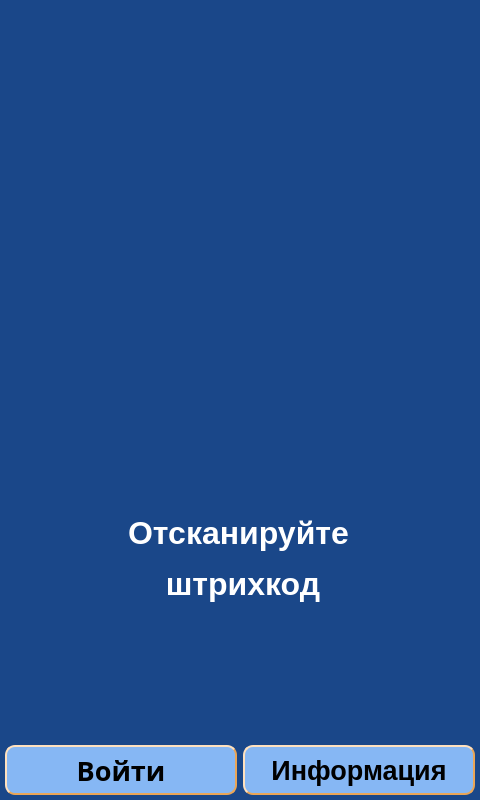
Before: the Qt Designer form client/GUI/ui/screen_1_welcome.ui in komrade2801/AutoSklad, drawn with Qt 5.
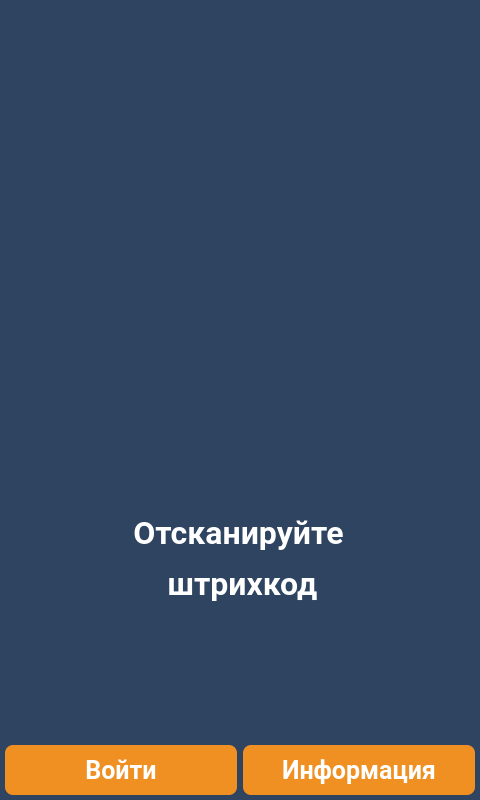
After: the same form once the commit is applied. Icons and pictures are not drawn.

```diff
--- a/client/GUI/ui/screen_1_welcome.ui
+++ b/client/GUI/ui/screen_1_welcome.ui
@@ -10,34 +10,46 @@
     <height>800</height>
    </rect>
   </property>
+  <property name="font">
+   <font>
+    <pointsize>8</pointsize>
+    <weight>50</weight>
+    <bold>false</bold>
+   </font>
+  </property>
   <property name="windowTitle">
    <string>screen_1_welcome</string>
   </property>
   <property name="styleSheet">
    <string notr="true">QWidget{
-	background-color: #1A4789;
+	background-color: #2e4461;
 }
 QLabel {
 	background: none;
 	color: #FFFFFF;
 	border-width: 0px;
 	border-radius: 0px;
+	font-family: &quot;Roboto&quot;, Sans-serif;
 }
 #background {
 	color: #FFFFFF;
-	background-color: #1A4789;
+	background-color: #2e4461;
 	border-width: 2px;
 	border-style: groove;
 	border-color: #ff9923;
 	border-radius: 0px;
+	font-family: &quot;Roboto&quot;, Sans-serif;
 }
 QPushButton {
-	color: #000000;
-	background-color: #86B7F4;
-	border-width: 2px;
+	color: #FFFFFF;
+	background-color: #f09022;
+	border-width: 0px;
 	border-style: outset;
 	border-color: #EAA657;
-	border-radius: 10px;
+	border-radius: 8px;
+	font-weight: 600;
+    font-size: 25px;
+	font-family: &quot;Roboto&quot;, Sans-serif;
 }</string>
   </property>
   <widget class="QLabel" name="lbl_info_1">
@@ -349,6 +361,7 @@
    </property>
    <property name="font">
     <font>
+     <family>Roboto</family>
      <pointsize>24</pointsize>
      <weight>75</weight>
      <bold>true</bold>
@@ -673,6 +686,7 @@
    </property>
    <property name="font">
     <font>
+     <family>Roboto</family>
      <pointsize>24</pointsize>
      <weight>75</weight>
      <bold>true</bold>
@@ -700,63 +714,63 @@
       <colorrole role="WindowText">
        <brush brushstyle="SolidPattern">
         <color alpha="255">
-         <red>0</red>
-         <green>0</green>
-         <blue>0</blue>
+         <red>255</red>
+         <green>255</green>
+         <blue>255</blue>
         </color>
        </brush>
       </colorrole>
       <colorrole role="Button">
        <brush brushstyle="SolidPattern">
         <color alpha="255">
-         <red>134</red>
-         <green>183</green>
-         <blue>244</blue>
+         <red>240</red>
+         <green>144</green>
+         <blue>34</blue>
         </color>
        </brush>
       </colorrole>
       <colorrole role="Text">
        <brush brushstyle="SolidPattern">
         <color alpha="255">
-         <red>0</red>
-         <green>0</green>
-         <blue>0</blue>
+         <red>255</red>
+         <green>255</green>
+         <blue>255</blue>
         </color>
        </brush>
       </colorrole>
       <colorrole role="ButtonText">
        <brush brushstyle="SolidPattern">
         <color alpha="255">
-         <red>0</red>
-         <green>0</green>
-         <blue>0</blue>
+         <red>255</red>
+         <green>255</green>
+         <blue>255</blue>
         </color>
        </brush>
       </colorrole>
       <colorrole role="Base">
        <brush brushstyle="SolidPattern">
         <color alpha="255">
-         <red>134</red>
-         <green>183</green>
-         <blue>244</blue>
+         <red>240</red>
+         <green>144</green>
+         <blue>34</blue>
         </color>
        </brush>
       </colorrole>
       <colorrole role="Window">
        <brush brushstyle="SolidPattern">
         <color alpha="255">
-         <red>134</red>
-         <green>183</green>
-         <blue>244</blue>
+         <red>240</red>
+         <green>144</green>
+         <blue>34</blue>
         </color>
        </brush>
       </colorrole>
       <colorrole role="PlaceholderText">
        <brush brushstyle="NoBrush">
         <color alpha="128">
-         <red>0</red>
-         <green>0</green>
-         <blue>0</blue>
+         <red>255</red>
+         <green>255</green>
+         <blue>255</blue>
         </color>
        </brush>
       </colorrole>
@@ -765,63 +779,63 @@
       <colorrole role="WindowText">
        <brush brushstyle="SolidPattern">
         <color alpha="255">
-         <red>0</red>
-         <green>0</green>
-         <blue>0</blue>
+         <red>255</red>
+         <green>255</green>
+         <blue>255</blue>
         </color>
        </brush>
       </colorrole>
       <colorrole role="Button">
        <brush brushstyle="SolidPattern">
         <color alpha="255">
-         <red>134</red>
-         <green>183</green>
-         <blue>244</blue>
+         <red>240</red>
+         <green>144</green>
+         <blue>34</blue>
         </color>
        </brush>
       </colorrole>
       <colorrole role="Text">
        <brush brushstyle="SolidPattern">
         <color alpha="255">
-         <red>0</red>
-         <green>0</green>
-         <blue>0</blue>
+         <red>255</red>
+         <green>255</green>
+         <blue>255</blue>
         </color>
        </brush>
       </colorrole>
       <colorrole role="ButtonText">
        <brush brushstyle="SolidPattern">
         <color alpha="255">
-         <red>0</red>
-         <green>0</green>
-         <blue>0</blue>
+         <red>255</red>
+         <green>255</green>
+         <blue>255</blue>
         </color>
        </brush>
       </colorrole>
       <colorrole role="Base">
        <brush brushstyle="SolidPattern">
         <color alpha="255">
-         <red>134</red>
-         <green>183</green>
-         <blue>244</blue>
+         <red>240</red>
+         <green>144</green>
+         <blue>34</blue>
         </color>
        </brush>
       </colorrole>
       <colorrole role="Window">
        <brush brushstyle="SolidPattern">
         <color alpha="255">
-         <red>134</red>
-         <green>183</green>
-         <blue>244</blue>
+         <red>240</red>
+         <green>144</green>
+         <blue>34</blue>
         </color>
        </brush>
       </colorrole>
       <colorrole role="PlaceholderText">
        <brush brushstyle="NoBrush">
         <color alpha="128">
-         <red>0</red>
-         <green>0</green>
-         <blue>0</blue>
+         <red>255</red>
+         <green>255</green>
+         <blue>255</blue>
         </color>
        </brush>
       </colorrole>
@@ -830,63 +844,63 @@
       <colorrole role="WindowText">
        <brush brushstyle="SolidPattern">
         <color alpha="255">
-         <red>0</red>
-         <green>0</green>
-         <blue>0</blue>
+         <red>255</red>
+         <green>255</green>
+         <blue>255</blue>
         </color>
        </brush>
       </colorrole>
       <colorrole role="Button">
        <brush brushstyle="SolidPattern">
         <color alpha="255">
-         <red>134</red>
-         <green>183</green>
-         <blue>244</blue>
+         <red>240</red>
+         <green>144</green>
+         <blue>34</blue>
         </color>
        </brush>
       </colorrole>
       <colorrole role="Text">
        <brush brushstyle="SolidPattern">
         <color alpha="255">
-         <red>0</red>
-         <green>0</green>
-         <blue>0</blue>
+         <red>255</red>
+         <green>255</green>
+         <blue>255</blue>
         </color>
        </brush>
       </colorrole>
       <colorrole role="ButtonText">
        <brush brushstyle="SolidPattern">
         <color alpha="255">
-         <red>0</red>
-         <green>0</green>
-         <blue>0</blue>
+         <red>255</red>
+         <green>255</green>
+         <blue>255</blue>
         </color>
        </brush>
       </colorrole>
       <colorrole role="Base">
        <brush brushstyle="SolidPattern">
         <color alpha="255">
-         <red>134</red>
-         <green>183</green>
-         <blue>244</blue>
+         <red>240</red>
+         <green>144</green>
+         <blue>34</blue>
         </color>
        </brush>
       </colorrole>
       <colorrole role="Window">
        <brush brushstyle="SolidPattern">
         <color alpha="255">
-         <red>134</red>
-         <green>183</green>
-         <blue>244</blue>
+         <red>240</red>
+         <green>144</green>
+         <blue>34</blue>
         </color>
        </brush>
       </colorrole>
       <colorrole role="PlaceholderText">
        <brush brushstyle="NoBrush">
         <color alpha="128">
-         <red>0</red>
-         <green>0</green>
-         <blue>0</blue>
+         <red>255</red>
+         <green>255</green>
+         <blue>255</blue>
         </color>
        </brush>
       </colorrole>
@@ -895,7 +909,8 @@
    </property>
    <property name="font">
     <font>
-     <pointsize>20</pointsize>
+     <family>Roboto</family>
+     <pointsize>-1</pointsize>
      <weight>75</weight>
      <bold>true</bold>
     </font>
@@ -925,63 +940,63 @@
       <colorrole role="WindowText">
        <brush brushstyle="SolidPattern">
         <color alpha="255">
-         <red>0</red>
-         <green>0</green>
-         <blue>0</blue>
+         <red>255</red>
+         <green>255</green>
+         <blue>255</blue>
         </color>
        </brush>
       </colorrole>
       <colorrole role="Button">
        <brush brushstyle="SolidPattern">
         <color alpha="255">
-         <red>134</red>
-         <green>183</green>
-         <blue>244</blue>
+         <red>240</red>
+         <green>144</green>
+         <blue>34</blue>
         </color>
        </brush>
       </colorrole>
       <colorrole role="Text">
        <brush brushstyle="SolidPattern">
         <color alpha="255">
-         <red>0</red>
-         <green>0</green>
-         <blue>0</blue>
+         <red>255</red>
+         <green>255</green>
+         <blue>255</blue>
         </color>
        </brush>
       </colorrole>
       <colorrole role="ButtonText">
        <brush brushstyle="SolidPattern">
         <color alpha="255">
-         <red>0</red>
-         <green>0</green>
-         <blue>0</blue>
+         <red>255</red>
+         <green>255</green>
+         <blue>255</blue>
         </color>
        </brush>
       </colorrole>
       <colorrole role="Base">
        <brush brushstyle="SolidPattern">
         <color alpha="255">
-         <red>134</red>
-         <green>183</green>
-         <blue>244</blue>
+         <red>240</red>
+         <green>144</green>
+         <blue>34</blue>
         </color>
        </brush>
       </colorrole>
       <colorrole role="Window">
        <brush brushstyle="SolidPattern">
         <color alpha="255">
-         <red>134</red>
-         <green>183</green>
-         <blue>244</blue>
+         <red>240</red>
+         <green>144</green>
+         <blue>34</blue>
         </color>
        </brush>
       </colorrole>
       <colorrole role="PlaceholderText">
        <brush brushstyle="NoBrush">
         <color alpha="128">
-         <red>0</red>
-         <green>0</green>
-         <blue>0</blue>
+         <red>255</red>
+         <green>255</green>
+         <blue>255</blue>
         </color>
        </brush>
       </colorrole>
@@ -990,63 +1005,63 @@
       <colorrole role="WindowText">
        <brush brushstyle="SolidPattern">
         <color alpha="255">
-         <red>0</red>
-         <green>0</green>
-         <blue>0</blue>
+         <red>255</red>
+         <green>255</green>
+         <blue>255</blue>
         </color>
        </brush>
       </colorrole>
       <colorrole role="Button">
        <brush brushstyle="SolidPattern">
         <color alpha="255">
-         <red>134</red>
-         <green>183</green>
-         <blue>244</blue>
+         <red>240</red>
+         <green>144</green>
+         <blue>34</blue>
         </color>
        </brush>
       </colorrole>
       <colorrole role="Text">
        <brush brushstyle="SolidPattern">
         <color alpha="255">
-         <red>0</red>
-         <green>0</green>
-         <blue>0</blue>
+         <red>255</red>
+         <green>255</green>
+         <blue>255</blue>
         </color>
        </brush>
       </colorrole>
       <colorrole role="ButtonText">
        <brush brushstyle="SolidPattern">
         <color alpha="255">
-         <red>0</red>
-         <green>0</green>
-         <blue>0</blue>
+         <red>255</red>
+         <green>255</green>
+         <blue>255</blue>
         </color>
        </brush>
       </colorrole>
       <colorrole role="Base">
        <brush brushstyle="SolidPattern">
         <color alpha="255">
-         <red>134</red>
-         <green>183</green>
-         <blue>244</blue>
+         <red>240</red>
+         <green>144</green>
+         <blue>34</blue>
         </color>
        </brush>
       </colorrole>
       <colorrole role="Window">
        <brush brushstyle="SolidPattern">
         <color alpha="255">
-         <red>134</red>
-         <green>183</green>
-         <blue>244</blue>
+         <red>240</red>
+         <green>144</green>
+         <blue>34</blue>
         </color>
        </brush>
       </colorrole>
       <colorrole role="PlaceholderText">
        <brush brushstyle="NoBrush">
         <color alpha="128">
-         <red>0</red>
-         <green>0</green>
-         <blue>0</blue>
+         <red>255</red>
+         <green>255</green>
+         <blue>255</blue>
         </color>
        </brush>
       </colorrole>
@@ -1055,63 +1070,63 @@
       <colorrole role="WindowText">
        <brush brushstyle="SolidPattern">
         <color alpha="255">
-         <red>0</red>
-         <green>0</green>
-         <blue>0</blue>
+         <red>255</red>
+         <green>255</green>
+         <blue>255</blue>
         </color>
        </brush>
       </colorrole>
       <colorrole role="Button">
        <brush brushstyle="SolidPattern">
         <color alpha="255">
-         <red>134</red>
-         <green>183</green>
-         <blue>244</blue>
+         <red>240</red>
+         <green>144</green>
+         <blue>34</blue>
         </color>
        </brush>
       </colorrole>
       <colorrole role="Text">
        <brush brushstyle="SolidPattern">
         <color alpha="255">
-         <red>0</red>
-         <green>0</green>
-         <blue>0</blue>
+         <red>255</red>
+         <green>255</green>
+         <blue>255</blue>
         </color>
        </brush>
       </colorrole>
       <colorrole role="ButtonText">
        <brush brushstyle="SolidPattern">
         <color alpha="255">
-         <red>0</red>
-         <green>0</green>
-         <blue>0</blue>
+         <red>255</red>
+         <green>255</green>
+         <blue>255</blue>
         </color>
        </brush>
       </colorrole>
       <colorrole role="Base">
        <brush brushstyle="SolidPattern">
         <color alpha="255">
-         <red>134</red>
-         <green>183</green>
-         <blue>244</blue>
+         <red>240</red>
+         <green>144</green>
+         <blue>34</blue>
         </color>
        </brush>
       </colorrole>
       <colorrole role="Window">
        <brush brushstyle="SolidPattern">
         <color alpha="255">
-         <red>134</red>
-         <green>183</green>
-         <blue>244</blue>
+         <red>240</red>
+         <green>144</green>
+         <blue>34</blue>
         </color>
        </brush>
       </colorrole>
       <colorrole role="PlaceholderText">
        <brush brushstyle="NoBrush">
         <color alpha="128">
-         <red>0</red>
-         <green>0</green>
-         <blue>0</blue>
+         <red>255</red>
+         <green>255</green>
+         <blue>255</blue>
         </color>
        </brush>
       </colorrole>
@@ -1120,8 +1135,8 @@
    </property>
    <property name="font">
     <font>
-     <family>Arial Black</family>
-     <pointsize>20</pointsize>
+     <family>Roboto</family>
+     <pointsize>-1</pointsize>
      <weight>75</weight>
      <bold>true</bold>
     </font>
@@ -1137,12 +1152,15 @@
    </property>
   </widget>
   <widget class="QLabel" name="lbl_info_ico">
+   <property name="enabled">
+    <bool>true</bool>
+   </property>
    <property name="geometry">
     <rect>
-     <x>73</x>
-     <y>50</y>
-     <width>333</width>
-     <height>342</height>
+     <x>69</x>
+     <y>70</y>
+     <width>341</width>
+     <height>79</height>
     </rect>
    </property>
    <property name="sizePolicy">
```
Left out of the diff: 2 changed lines with no effect on the pictures.
